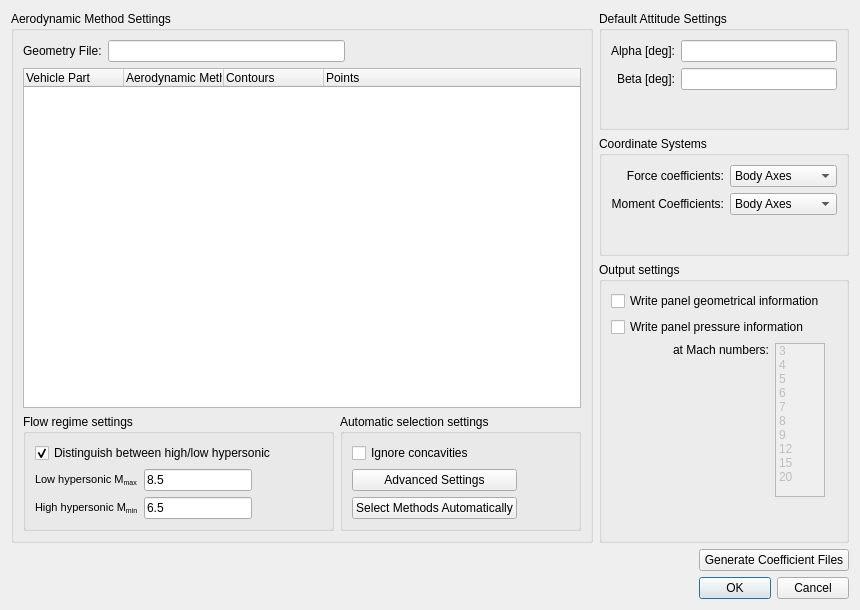
The window that sta-src/RAM/aerodynamicmethods.ui (Dwarf-Planet-Project/SpaceDesignTool) describes before a commit, drawn with Qt 5.
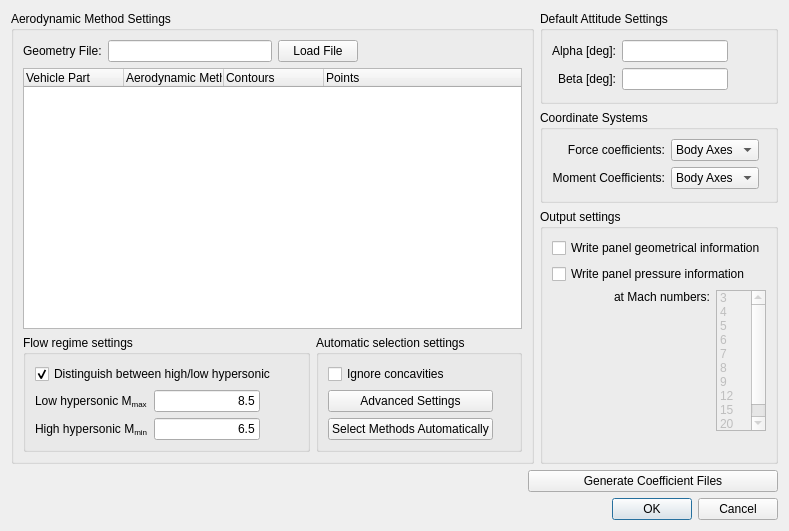
The same window after the commit.

```diff
--- a/sta-src/RAM/aerodynamicmethods.ui
+++ b/sta-src/RAM/aerodynamicmethods.ui
@@ -6,8 +6,8 @@
    <rect>
     <x>0</x>
     <y>0</y>
-    <width>860</width>
-    <height>610</height>
+    <width>789</width>
+    <height>531</height>
    </rect>
   </property>
   <property name="windowTitle">
@@ -32,7 +32,18 @@
            </widget>
           </item>
           <item>
-           <widget class="QLineEdit" name="geomFileLineEdit"/>
+           <widget class="QLineEdit" name="geomFileLineEdit">
+            <property name="alignment">
+             <set>Qt::AlignRight|Qt::AlignTrailing|Qt::AlignVCenter</set>
+            </property>
+           </widget>
+          </item>
+          <item>
+           <widget class="QPushButton" name="geomFileButton">
+            <property name="text">
+             <string>Load File</string>
+            </property>
+           </widget>
           </item>
           <item>
            <spacer name="horizontalSpacer_3">
@@ -93,6 +104,9 @@
                    <property name="text">
                     <string>8.5</string>
                    </property>
+                   <property name="alignment">
+                    <set>Qt::AlignRight|Qt::AlignTrailing|Qt::AlignVCenter</set>
+                   </property>
                   </widget>
                  </item>
                  <item row="1" column="1">
@@ -100,27 +114,22 @@
                    <property name="text">
                     <string>6.5</string>
                    </property>
+                   <property name="alignment">
+                    <set>Qt::AlignRight|Qt::AlignTrailing|Qt::AlignVCenter</set>
+                   </property>
                   </widget>
                  </item>
                  <item row="0" column="0">
                   <widget class="QLabel" name="lowHypLabel">
                    <property name="text">
-                    <string>&lt;!DOCTYPE HTML PUBLIC &quot;-//W3C//DTD HTML 4.0//EN&quot; &quot;http://www.w3.org/TR/REC-html40/strict.dtd&quot;&gt;
-&lt;html&gt;&lt;head&gt;&lt;meta name=&quot;qrichtext&quot; content=&quot;1&quot; /&gt;&lt;style type=&quot;text/css&quot;&gt;
-p, li { white-space: pre-wrap; }
-&lt;/style&gt;&lt;/head&gt;&lt;body style=&quot; font-family:'MS Shell Dlg 2'; font-size:8.25pt; font-weight:400; font-style:normal;&quot;&gt;
-&lt;p style=&quot; margin-top:0px; margin-bottom:0px; margin-left:0px; margin-right:0px; -qt-block-indent:0; text-indent:0px;&quot;&gt;&lt;span style=&quot; font-size:8pt;&quot;&gt;Low hypersonic M&lt;/span&gt;&lt;span style=&quot; font-size:8pt; vertical-align:sub;&quot;&gt;max&lt;/span&gt;&lt;/p&gt;&lt;/body&gt;&lt;/html&gt;</string>
+                    <string>Low hypersonic M&lt;sub&gt;max&lt;/sub&gt;</string>
                    </property>
                   </widget>
                  </item>
                  <item row="1" column="0">
                   <widget class="QLabel" name="highHypLabel">
                    <property name="text">
-                    <string>&lt;!DOCTYPE HTML PUBLIC &quot;-//W3C//DTD HTML 4.0//EN&quot; &quot;http://www.w3.org/TR/REC-html40/strict.dtd&quot;&gt;
-&lt;html&gt;&lt;head&gt;&lt;meta name=&quot;qrichtext&quot; content=&quot;1&quot; /&gt;&lt;style type=&quot;text/css&quot;&gt;
-p, li { white-space: pre-wrap; }
-&lt;/style&gt;&lt;/head&gt;&lt;body style=&quot; font-family:'MS Shell Dlg 2'; font-size:8.25pt; font-weight:400; font-style:normal;&quot;&gt;
-&lt;p style=&quot; margin-top:0px; margin-bottom:0px; margin-left:0px; margin-right:0px; -qt-block-indent:0; text-indent:0px;&quot;&gt;&lt;span style=&quot; font-size:8pt;&quot;&gt;High hypersonic M&lt;/span&gt;&lt;span style=&quot; font-size:8pt; vertical-align:sub;&quot;&gt;min&lt;/span&gt;&lt;/p&gt;&lt;/body&gt;&lt;/html&gt;</string>
+                    <string>High hypersonic M&lt;sub&gt;min&lt;/min&gt;</string>
                    </property>
                   </widget>
                  </item>
@@ -224,13 +233,13 @@
         <widget class="QGroupBox" name="attitudeGroupBox">
          <property name="minimumSize">
           <size>
-           <width>250</width>
+           <width>0</width>
            <height>0</height>
           </size>
          </property>
          <property name="maximumSize">
           <size>
-           <width>250</width>
+           <width>16777215</width>
            <height>16777215</height>
           </size>
          </property>
@@ -241,10 +250,18 @@
           <item>
            <layout class="QGridLayout" name="gridLayout">
             <item row="0" column="1">
-             <widget class="QLineEdit" name="defaultAlphaLineEdit"/>
+             <widget class="QLineEdit" name="defaultAlphaLineEdit">
+              <property name="alignment">
+               <set>Qt::AlignRight|Qt::AlignTrailing|Qt::AlignVCenter</set>
+              </property>
+             </widget>
             </item>
             <item row="1" column="1">
-             <widget class="QLineEdit" name="defaultBetaLineEdit"/>
+             <widget class="QLineEdit" name="defaultBetaLineEdit">
+              <property name="alignment">
+               <set>Qt::AlignRight|Qt::AlignTrailing|Qt::AlignVCenter</set>
+              </property>
+             </widget>
             </item>
             <item row="0" column="0">
              <widget class="QLabel" name="alphaLabel">
@@ -279,6 +296,19 @@
               </property>
              </spacer>
             </item>
+            <item row="0" column="2">
+             <spacer name="horizontalSpacer_9">
+              <property name="orientation">
+               <enum>Qt::Horizontal</enum>
+              </property>
+              <property name="sizeHint" stdset="0">
+               <size>
+                <width>40</width>
+                <height>20</height>
+               </size>
+              </property>
+             </spacer>
+            </item>
            </layout>
           </item>
          </layout>
@@ -288,7 +318,7 @@
         <widget class="QGroupBox" name="groupBox">
          <property name="maximumSize">
           <size>
-           <width>250</width>
+           <width>16777215</width>
            <height>16777215</height>
           </size>
          </property>
@@ -359,6 +389,19 @@
               </property>
              </spacer>
             </item>
+            <item row="0" column="2">
+             <spacer name="horizontalSpacer_8">
+              <property name="orientation">
+               <enum>Qt::Horizontal</enum>
+              </property>
+              <property name="sizeHint" stdset="0">
+               <size>
+                <width>40</width>
+                <height>20</height>
+               </size>
+              </property>
+             </spacer>
+            </item>
            </layout>
           </item>
          </layout>
@@ -368,13 +411,13 @@
         <widget class="QGroupBox" name="OutputGorupBox">
          <property name="minimumSize">
           <size>
-           <width>250</width>
+           <width>0</width>
            <height>0</height>
           </size>
          </property>
          <property name="maximumSize">
           <size>
-           <width>250</width>
+           <width>16777215</width>
            <height>16777215</height>
           </size>
          </property>
@@ -542,13 +585,13 @@
       <widget class="QDialogButtonBox" name="buttonBox">
        <property name="minimumSize">
         <size>
-         <width>150</width>
+         <width>250</width>
          <height>0</height>
         </size>
        </property>
        <property name="maximumSize">
         <size>
-         <width>150</width>
+         <width>250</width>
          <height>16777215</height>
         </size>
        </property>
```
